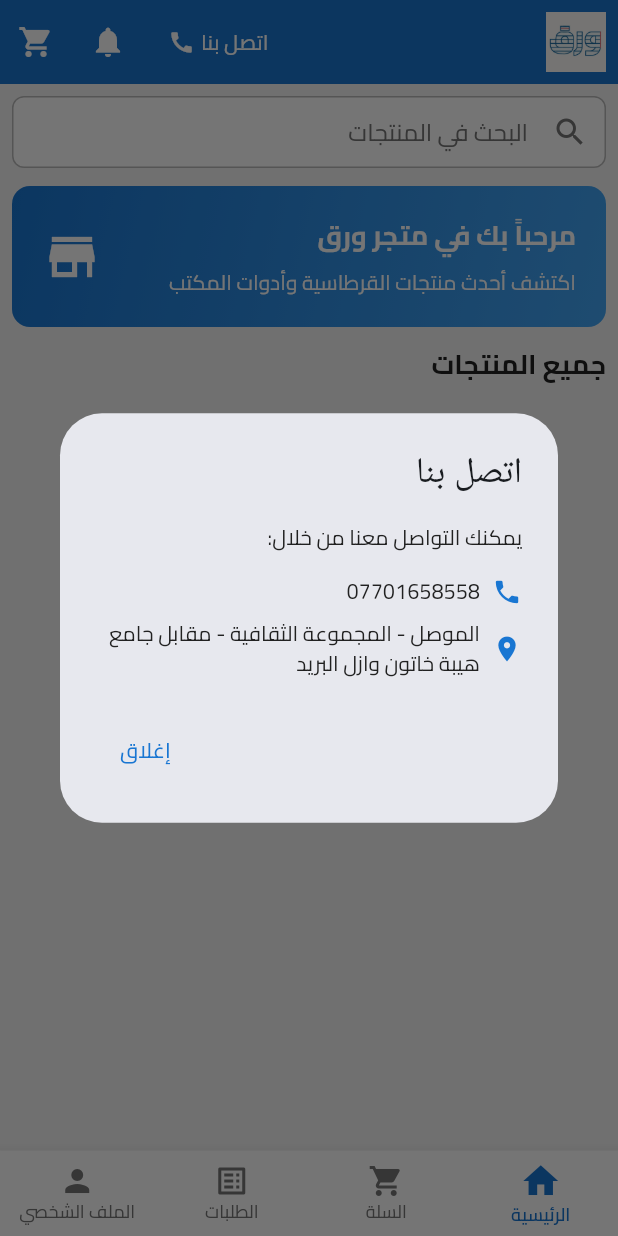
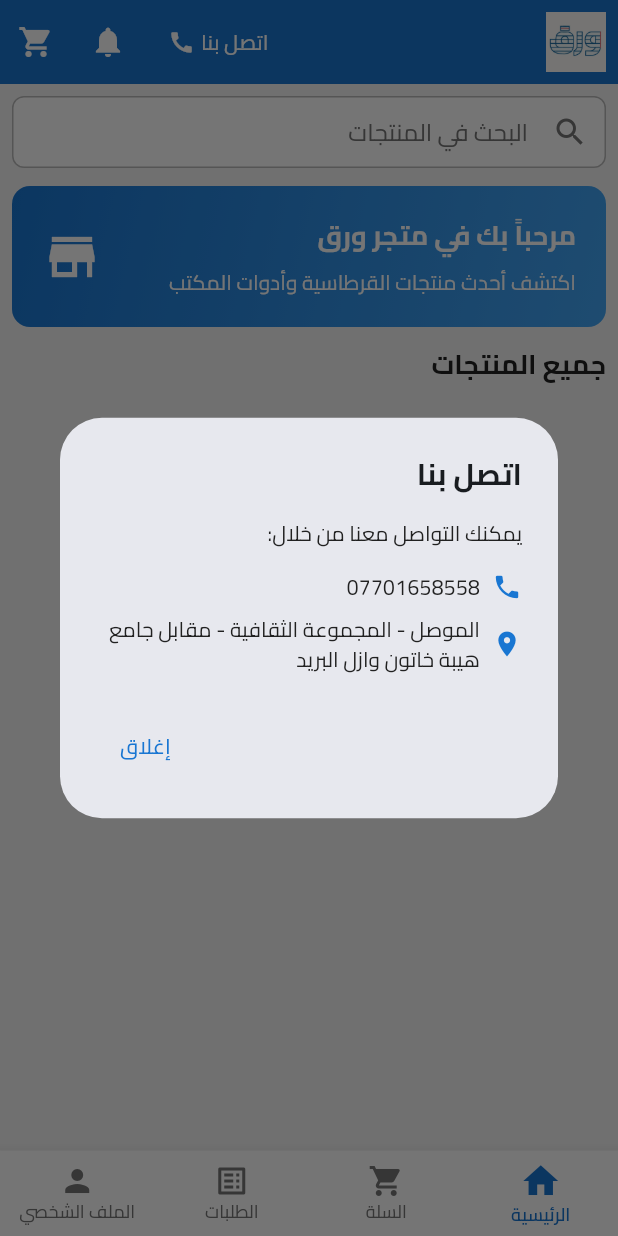
Before and after one commit to aalitariq44/paper-shop, a Flutter app: the screen it shows after launch, after a tap on "اتصل بنا", on a phone screen of 412 x 824 dp. Run offline on Flutter 3.47's test engine with Material 3 defaults, Android fonts, the phone set to English and light mode, and no system bars; our stand-ins replace cloud_firestore, firebase_auth, firebase_core, google_sign_in, shared_preferences; accounts and stored records are empty.

Commit message:
ممتاز لكن لماذا كلمة اتصل بنا تظهر بخط عادي وليس بخط التطبيق القاهرة

```diff
--- a/lib/presentation/widgets/contact_dialog.dart
+++ b/lib/presentation/widgets/contact_dialog.dart
@@ -8,7 +8,14 @@ class ContactDialog extends StatelessWidget {
   @override
   Widget build(BuildContext context) {
     return AlertDialog(
-      title: const Text('اتصل بنا'),
+      title: const Text(
+        'اتصل بنا',
+        style: TextStyle(
+          fontFamily: 'Cairo',
+          fontWeight: FontWeight.bold,
+          fontSize: 20,
+        ),
+      ),
       content: const Column(
         mainAxisSize: MainAxisSize.min,
         crossAxisAlignment: CrossAxisAlignment.start,
```
